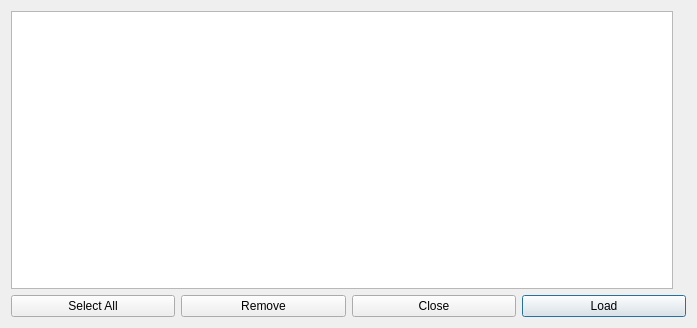
Old version of the form src/bookmark_manager_dialog.ui in the repository mstuttgart/pynocchio.
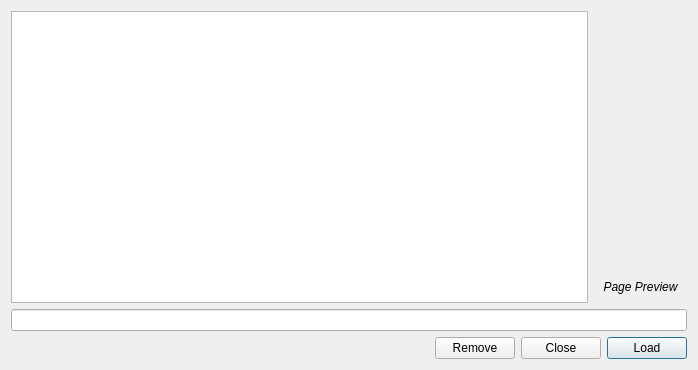
New version of the form. Icons and pictures are not drawn.

Commit message: [UPDATE] Adjust in image size

The edit to the form file:
```diff
--- a/src/bookmark_manager_dialog.ui
+++ b/src/bookmark_manager_dialog.ui
@@ -9,8 +9,8 @@
    <rect>
     <x>0</x>
     <y>0</y>
-    <width>697</width>
-    <height>328</height>
+    <width>698</width>
+    <height>370</height>
    </rect>
   </property>
   <property name="windowTitle">
@@ -20,7 +20,7 @@
    <iconset resource="../resource/main_window.qrc">
     <normaloff>:/icons/elementary3-icon-theme/apps/64/office-database.svg</normaloff>:/icons/elementary3-icon-theme/apps/64/office-database.svg</iconset>
   </property>
-  <layout class="QVBoxLayout" name="verticalLayout">
+  <layout class="QVBoxLayout" name="verticalLayout_3">
    <item>
     <layout class="QHBoxLayout" name="horizontalLayout">
      <item>
@@ -73,7 +73,34 @@
       </widget>
      </item>
      <item>
-      <widget class="QLabel" name="label_page">
+      <widget class="QWidget" name="verticalWidget" native="true">
+       <layout class="QVBoxLayout" name="verticalLayout">
+        <item>
+         <widget class="QScrollArea" name="scrollArea">
+          <property name="sizePolicy">
+           <sizepolicy hsizetype="Maximum" vsizetype="Expanding">
+            <horstretch>0</horstretch>
+            <verstretch>0</verstretch>
+           </sizepolicy>
+          </property>
+          <property name="frameShape">
+           <enum>QFrame::NoFrame</enum>
+          </property>
+          <property name="widgetResizable">
+           <bool>true</bool>
+          </property>
+          <widget class="QWidget" name="scrollAreaWidgetContents">
+           <property name="geometry">
+            <rect>
+             <x>0</x>
+             <y>0</y>
+             <width>82</width>
+             <height>234</height>
+            </rect>
+           </property>
+           <layout class="QVBoxLayout" name="verticalLayout_4">
+            <item>
+             <widget class="QLabel" name="page_image_label">
        <property name="sizePolicy">
         <sizepolicy hsizetype="Minimum" vsizetype="Minimum">
          <horstretch>0</horstretch>
@@ -92,6 +119,31 @@
       </widget>
      </item>
     </layout>
+          </widget>
+         </widget>
+        </item>
+        <item>
+         <widget class="QLabel" name="page_preview_label">
+          <property name="font">
+           <font>
+            <italic>true</italic>
+           </font>
+          </property>
+          <property name="text">
+           <string>Page Preview</string>
+          </property>
+          <property name="alignment">
+           <set>Qt::AlignCenter</set>
+          </property>
+         </widget>
+        </item>
+       </layout>
+      </widget>
+     </item>
+    </layout>
+   </item>
+   <item>
+    <widget class="QLineEdit" name="line_edit_path"/>
    </item>
    <item>
     <layout class="QGridLayout" name="grid_layout">
@@ -129,15 +181,17 @@
       </widget>
      </item>
      <item row="1" column="0">
-      <widget class="QPushButton" name="button_selection">
-       <property name="text">
-        <string>Select All</string>
+      <spacer name="horizontalSpacer">
+       <property name="orientation">
+        <enum>Qt::Horizontal</enum>
        </property>
-       <property name="icon">
-        <iconset resource="../resource/main_window.qrc">
-         <normaloff>:/icons/elementary3-icon-theme/actions/64/add.svg</normaloff>:/icons/elementary3-icon-theme/actions/64/add.svg</iconset>
+       <property name="sizeHint" stdset="0">
+        <size>
+         <width>40</width>
+         <height>20</height>
+        </size>
        </property>
-      </widget>
+      </spacer>
      </item>
     </layout>
    </item>
```
Left out of the diff: 15 changed lines with no effect on the pictures. Lines whose indentation alone changed are shown as unchanged. The commit also changes 1 other file.
